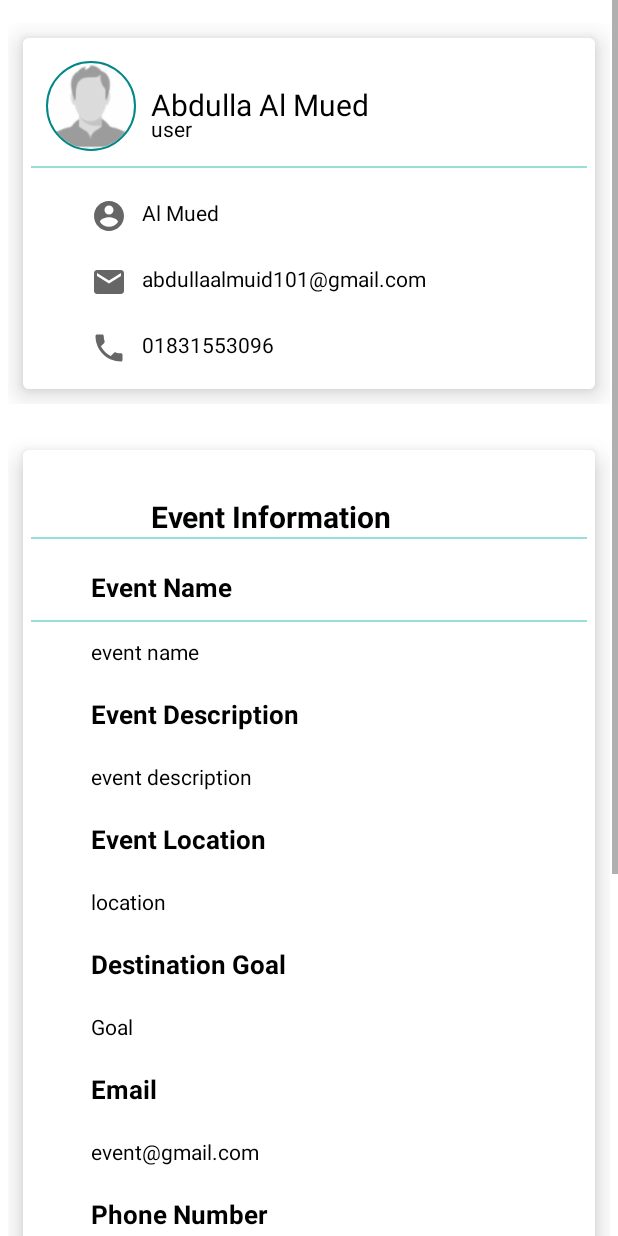
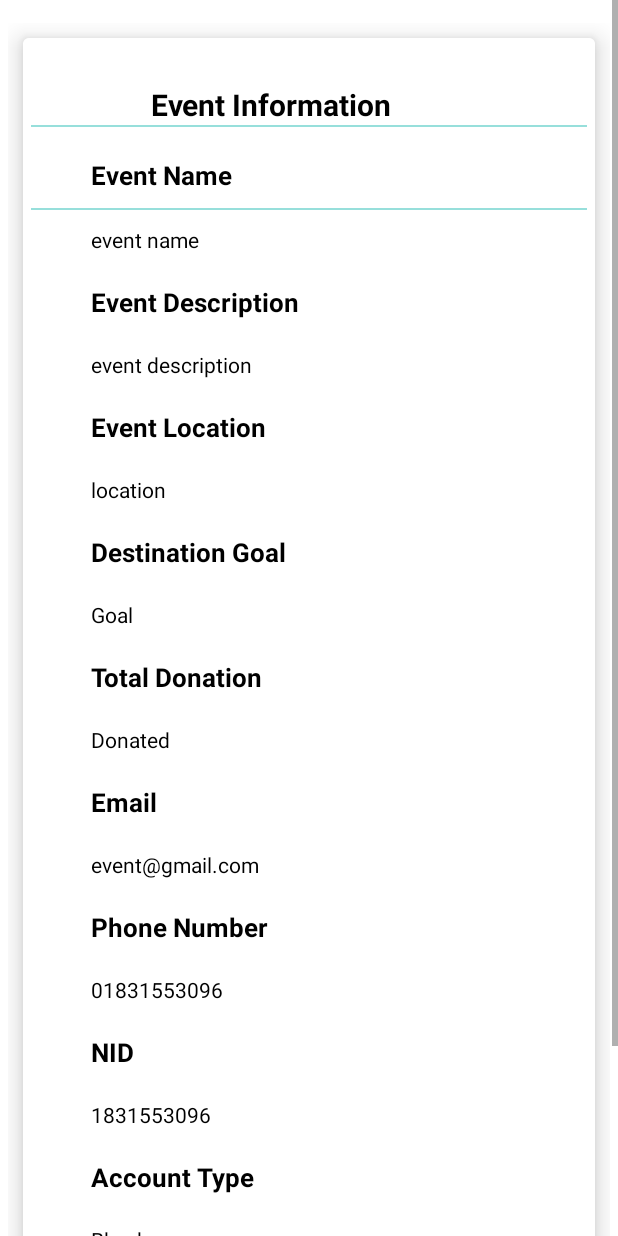
Before and after one commit to Abdulla-Al-Mued/fundForChangeTest, an Android app: the detailsActivity screen opened directly, with no data from a screen before it, on a phone screen of 412 x 824 dp. Run offline under Robolectric (Android 15) with nearby library versions, the phone set to English and light mode, and no system bars; our stand-ins replace Firebase (no records; nobody signed in at launch, a user with empty details on screens opened directly); Roboto replaces fonts that are not available here; 8 statements that could not run were skipped.

Commit message:
donation is now working

```diff
--- a/app/build.gradle
+++ b/app/build.gradle
@@ -37,6 +37,7 @@ dependencies {
     implementation 'com.google.firebase:firebase-firestore:24.0.1'
     implementation 'androidx.legacy:legacy-support-v4:1.0.0'
     implementation 'com.google.firebase:firebase-auth:19.3.2'
+    implementation 'com.google.android.gms:play-services-gcm:17.0.0'
     testImplementation 'junit:junit:4.13.2'
     androidTestImplementation 'androidx.test.ext:junit:1.1.3'
     androidTestImplementation 'androidx.test.espresso:espresso-core:3.4.0'
--- a/app/src/main/AndroidManifest.xml
+++ b/app/src/main/AndroidManifest.xml
@@ -33,6 +33,8 @@
         <activity
             android:name=".activities.home"
             android:exported="false" />
+        <activity android:name=".activities.DonationActivity"
+            android:exported="false"/>
         <activity
             android:name=".activities.MainActivity"
             android:exported="true">
--- a/app/src/main/java/com/example/fundforchangetest/activities/DonateActivity.java
+++ /dev/null
@@ -1,4 +0,0 @@
-package com.example.fundforchangetest.activities;
-
-public class DonateActivity {
-}
--- a/app/src/main/java/com/example/fundforchangetest/activities/LogIn.java
+++ b/app/src/main/java/com/example/fundforchangetest/activities/LogIn.java
@@ -142,6 +142,7 @@ public class LogIn extends AppCompatActivity {
                                         frogotPass.setVisibility(View.VISIBLE);
                                     }
 
+
                                 }
 
 
--- a/app/src/main/java/com/example/fundforchangetest/activities/detailsActivity.java
+++ b/app/src/main/java/com/example/fundforchangetest/activities/detailsActivity.java
@@ -1,7 +1,9 @@
 package com.example.fundforchangetest.activities;
 
+import androidx.annotation.NonNull;
 import androidx.appcompat.app.AppCompatActivity;
 
+import android.content.Intent;
 import android.os.Bundle;
 import android.view.View;
 import android.widget.Button;
@@ -10,27 +12,39 @@ import android.widget.TextView;
 
 import com.example.fundforchangetest.Models.Model;
 import com.example.fundforchangetest.R;
+import com.google.android.gms.tasks.OnCompleteListener;
+import com.google.android.gms.tasks.Task;
+import com.google.firebase.firestore.CollectionReference;
 import com.google.firebase.firestore.FirebaseFirestore;
+import com.google.firebase.firestore.QueryDocumentSnapshot;
+import com.google.firebase.firestore.QuerySnapshot;
+
+import java.util.ArrayList;
+import java.util.List;
 
 public class detailsActivity extends AppCompatActivity {
 
 
-    TextView t1,t2,t3, t4, t5, t6;
+    TextView t1,t2,t3, t4, t5, t6, t7;
     Button back_btn, donate_btn;
     Model ob;
+    String EventName;
     FirebaseFirestore db = FirebaseFirestore.getInstance();
+
 
     @Override
     protected void onCreate(Bundle savedInstanceState) {
         super.onCreate(savedInstanceState);
         setContentView(R.layout.activity_details);
 
+
         t1 = (TextView) findViewById(R.id.event_name);
         t2 = (TextView) findViewById(R.id.event_desc);
         t3 = (TextView) findViewById(R.id.event_location);
         t4 = (TextView) findViewById(R.id.event_goal);
-        t5 = (TextView) findViewById(R.id.event_email);
-        t6 = (TextView) findViewById(R.id.event_phone);
+        t5 = (TextView) findViewById(R.id.total_donation);
+        t6 = (TextView) findViewById(R.id.event_email);
+        t7 = (TextView) findViewById(R.id.event_phone);
 
 
         back_btn = findViewById(R.id.view_back_btn);
@@ -44,21 +58,35 @@ public class detailsActivity extends AppCompatActivity {
         t2.setText(ob.getDescription());
         t3.setText(ob.getLocation());
         t4.setText(String.valueOf(ob.getGoal()));
-        t5.setText(ob.getEmail());
-        t6.setText(ob.getPhone());
+        t5.setText(String.valueOf(ob.getDonated()));
+        t6.setText(ob.getEmail());
+        t7.setText(ob.getPhone());
+
+        EventName = ob.getName();
 
 
-//        donate_btn.setOnClickListener(new View.OnClickListener() {
-//            @Override
-//            public void onClick(View v) {donate();}
-//        });
-//
-//        back_btn.setOnClickListener(new View.OnClickListener() {
-//            @Override
-//            public void onClick(View v) {goBack();}
-//        });
+        donate_btn.setOnClickListener(new View.OnClickListener() {
+            @Override
+            public void onClick(View v) {donation();}
+        });
+
+        back_btn.setOnClickListener(new View.OnClickListener() {
+            @Override
+            public void onClick(View v) {goBack();}
+        });
 
 
+    }
+
+    public void donation() {
+        Intent intent = new Intent(this, DonationActivity.class);
+        intent.putExtra("DonationID", ob.getId());
+        startActivity(intent);
+    }
+
+    public void goBack() {
+        Intent intent = new Intent(this, home.class);
+        startActivity(intent);
     }
 
 
--- a/app/src/main/java/com/example/fundforchangetest/activities/user/event/addEvent.java
+++ b/app/src/main/java/com/example/fundforchangetest/activities/user/event/addEvent.java
@@ -22,9 +22,9 @@ public class addEvent {
     FirebaseFirestore dbroot = FirebaseFirestore.getInstance();
     String  en, edesc, el, email, pn, nid, uMail;
 
-    int edGoal;
+    int edGoal, donated;
 
-    public addEvent(String en, String edesc, String el, int edGoal, String email, String pn, String nid, String uMail) {
+    public addEvent(String en, String edesc, String el, int edGoal, int donated, String email, String pn, String nid, String uMail) {
         this.en = en;
         this.edesc = edesc;
         this.el = el;
@@ -32,6 +32,7 @@ public class addEvent {
         this.pn = pn;
         this.nid = nid;
         this.edGoal = edGoal;
+        this.donated = donated;
         this.uMail = uMail;
     }
 
@@ -58,6 +59,7 @@ public class addEvent {
             items.put("description",edesc);
             items.put("location",el);
             items.put("goal",edGoal);
+            items.put("donated", donated);
             items.put("email",email);
             items.put("phone",pn);
             items.put("NID",nid);
--- a/app/src/main/java/com/example/fundforchangetest/activities/user/event/createEventFragment.java
+++ b/app/src/main/java/com/example/fundforchangetest/activities/user/event/createEventFragment.java
@@ -35,7 +35,7 @@ public class createEventFragment extends Fragment {
     Button add;
     addEvent ob ;
     String t1,t2,t3,t4,t5,t6,t7;
-    int t8;
+    int t8, donated;
     //private Activity rootView;
 
 
@@ -118,6 +118,7 @@ public class createEventFragment extends Fragment {
                 t5 = txt5.getEditText().getText().toString().trim();
                 t6 = txt6.getEditText().getText().toString().trim();
                 t7 = txt7.getEditText().getText().toString().trim();
+                donated = 0;
 
 
                 if(t1.isEmpty()){
@@ -152,7 +153,7 @@ public class createEventFragment extends Fragment {
 
                 t8 = Integer.parseInt(t4);
 
-                ob = new addEvent(t1,t2,t3,t8,t5,t5,t7,uMail);
+                ob = new addEvent(t1,t2,t3,t8, donated, t5,t5,t7,uMail);
 
                 ob.insert();
                 txt.getEditText().setText("");
--- a/app/src/main/java/com/example/fundforchangetest/activities/user/eventRequest/pendingEventController.java
+++ b/app/src/main/java/com/example/fundforchangetest/activities/user/eventRequest/pendingEventController.java
@@ -19,7 +19,8 @@ import com.google.firebase.firestore.QuerySnapshot;
 import java.util.ArrayList;
 import java.util.List;
 
-public class pendingEventController {
+public class
+pendingEventController {
 
     FirebaseFirestore db = FirebaseFirestore.getInstance();
     pendingEventsAdapter adapter;
--- a/app/src/main/java/com/example/fundforchangetest/activities/user/eventRequest/pendingEvents.java
+++ b/app/src/main/java/com/example/fundforchangetest/activities/user/eventRequest/pendingEvents.java
@@ -71,7 +71,7 @@ public class pendingEvents extends Fragment {
         View view = inflater.inflate(R.layout.fragment_pending_events, container, false);
 
         recyclerView = view.findViewById(R.id.rec_view1);
-        Toast.makeText(getActivity(), "No problem", Toast.LENGTH_SHORT).show();
+        //Toast.makeText(getActivity(), "No problem", Toast.LENGTH_SHORT).show();
         pendingEventController ob = new pendingEventController(adapter,recyclerView,datalist,getContext());
         ob.showItems();
         return view;
--- a/app/src/main/java/com/example/fundforchangetest/adapters/commonRecyclerAdapter.java
+++ b/app/src/main/java/com/example/fundforchangetest/adapters/commonRecyclerAdapter.java
@@ -23,10 +23,12 @@ public class commonRecyclerAdapter extends RecyclerView.Adapter<commonRecyclerAd
 
     List<Model> datalist;
     private Context mCtx;
+    private List<String> IDs;
 
     public commonRecyclerAdapter(Context mCtx, List<Model> datalist) {
         this.datalist = datalist;
         this.mCtx = mCtx;
+
     }
 
     @NonNull
@@ -43,6 +45,7 @@ public class commonRecyclerAdapter extends RecyclerView.Adapter<commonRecyclerAd
         holder.t1.setText(datalist.get(position).getName());
         holder.t2.setText(datalist.get(position).getDescription());
         holder.goalprogress.setMax(datalist.get(position).getGoal());
+        holder.goalprogress.setProgress(datalist.get(position).getDonated());
         /*holder.cv.setOnClickListener(new View.OnClickListener() {
             @Override
             public void onClick(View v) {
--- a/app/src/main/res/layout/activity_details.xml
+++ b/app/src/main/res/layout/activity_details.xml
@@ -5,7 +5,7 @@
     android:layout_width="match_parent"
     android:layout_height="wrap_content"
     android:orientation="vertical"
-    tools:context=".activities.user.eventRequest.pendingDetails">
+    tools:context=".activities.detailsActivity">
 
 
     <ScrollView
@@ -16,119 +16,6 @@
             android:layout_width="match_parent"
             android:layout_height="match_parent"
             android:orientation="vertical">
-            <LinearLayout
-                android:layout_width="match_parent"
-                android:layout_height="wrap_content"
-                android:layout_marginTop="10dp"
-                android:orientation="vertical"
-                android:padding="5dp">
-
-                <com.google.android.material.card.MaterialCardView
-                    android:layout_width="match_parent"
-                    android:layout_height="wrap_content"
-                    android:layout_margin="10dp"
-                    android:layout_weight="1"
-                    app:cardElevation="10dp">
-
-
-                    <LinearLayout
-                        android:layout_width="match_parent"
-                        android:layout_height="wrap_content"
-                        android:background="#FFFFFF"
-                        android:orientation="vertical"
-                        android:padding="5dp">
-
-                        <RelativeLayout
-                            android:layout_width="match_parent"
-                            android:layout_height="match_parent"
-                            android:background="#FFFFFF">
-
-
-                            <de.hdodenhof.circleimageview.CircleImageView
-                                android:id="@+id/profilePicChange"
-                                android:layout_width="60dp"
-                                android:layout_height="60dp"
-                                android:layout_alignParentLeft="true"
-                                android:layout_marginStart="10dp"
-                                android:layout_marginTop="10dp"
-                                android:layout_marginEnd="10dp"
-                                android:layout_marginBottom="10dp"
-                                android:src="@drawable/user"
-                                app:civ_border_color="@color/teal_700"
-                                app:civ_border_width="1dp">
-
-
-                            </de.hdodenhof.circleimageview.CircleImageView>
-
-
-                            <TextView
-                                android:layout_width="wrap_content"
-                                android:layout_height="wrap_content"
-                                android:layout_marginLeft="80dp"
-                                android:layout_marginTop="25dp"
-                                android:text="Abdulla Al Mued"
-                                android:textColor="@color/black"
-                                android:textSize="20sp" />
-
-                            <TextView
-                                android:layout_width="wrap_content"
-                                android:layout_height="wrap_content"
-                                android:layout_marginLeft="80dp"
-                                android:layout_marginTop="45dp"
-                                android:text="user"
-                                android:textColor="@color/black" />
-
-
-                        </RelativeLayout>
-
-
-                        <View
-                            android:id="@+id/view2"
-                            android:layout_width="wrap_content"
-                            android:layout_height="1dp"
-                            android:background="#97DFDB" />
-
-                        <TextView
-                            android:layout_width="match_parent"
-                            android:layout_height="wrap_content"
-                            android:layout_marginLeft="30dp"
-                            android:layout_marginTop="10dp"
-                            android:drawableLeft="@drawable/ic_user"
-                            android:drawablePadding="10dp"
-                            android:padding="10dp"
-                            android:text="Al Mued"
-                            android:id="@+id/user_name"
-                            android:textColor="@color/black" />
-
-                        <TextView
-                            android:layout_width="match_parent"
-                            android:layout_height="wrap_content"
-                            android:layout_marginLeft="30dp"
-                            android:drawableLeft="@drawable/ic_email"
-                            android:drawablePadding="10dp"
-                            android:padding="10dp"
-                            android:id="@+id/user_email"
-                            android:text="abdullaalmuid101@gmail.com"
-                            android:textColor="@color/black" />
-
-                        <TextView
-                            android:layout_width="match_parent"
-                            android:layout_height="wrap_content"
-                            android:layout_marginLeft="30dp"
-                            android:drawableLeft="@drawable/ic_phone"
-                            android:drawablePadding="10dp"
-                            android:padding="10dp"
-                            android:text="01831553096"
-                            android:textColor="@color/black"
-                            android:id="@+id/user_phone"/>
-
-                    </LinearLayout>
-
-
-                </com.google.android.material.card.MaterialCardView>
-
-
-            </LinearLayout>
 
             <LinearLayout
                 android:layout_width="match_parent"
@@ -270,6 +157,25 @@
                             android:layout_marginLeft="30dp"
                             android:drawablePadding="10dp"
                             android:padding="10dp"
+                            android:text="Total Donation"
+                            android:textStyle="bold"
+                            android:textSize="17sp"
+                            android:textColor="@color/black" />
+                        <TextView
+                            android:layout_width="match_parent"
+                            android:layout_height="wrap_content"
+                            android:layout_marginLeft="30dp"
+                            android:drawablePadding="10dp"
+                            android:padding="10dp"
+                            android:text="Donated"
+                            android:id="@+id/total_donation"
+                            android:textColor="@color/black" />
+                        <TextView
+                            android:layout_width="match_parent"
+                            android:layout_height="wrap_content"
+                            android:layout_marginLeft="30dp"
+                            android:drawablePadding="10dp"
+                            android:padding="10dp"
                             android:text="Email"
                             android:textStyle="bold"
                             android:textSize="17sp"
@@ -395,9 +301,9 @@
                                 android:layout_width="150dp"
                                 android:layout_height="40dp"
                                 android:layout_alignParentRight="true"
+                                android:layout_centerVertical="true"
                                 android:layout_marginTop="15dp"
                                 android:background="@color/black"
-                                android:layout_centerVertical="true"
                                 android:elevation="0dp"
                                 android:text="Donate"
                                 android:textSize="14sp"
```
Also changed, not shown: app/src/main/java/com/example/fundforchangetest/Models/Model.java (+6 -2 lines), app/src/main/java/com/example/fundforchangetest/activities/DonationActivity.java (added, +91 -0 lines), app/src/main/res/layout/activity_donate.xml (added, +103 -0 lines), app/src/main/res/drawable-hdpi/arevaimastercard.png (added), app/src/main/res/drawable-hdpi/bkashlogo.png (added), app/src/main/res/drawable-hdpi/nogodlogo.png (added), app/src/main/res/drawable-hdpi/rocketlogo.png (added), app/src/main/res/drawable-hdpi/visalogo.png (added).
